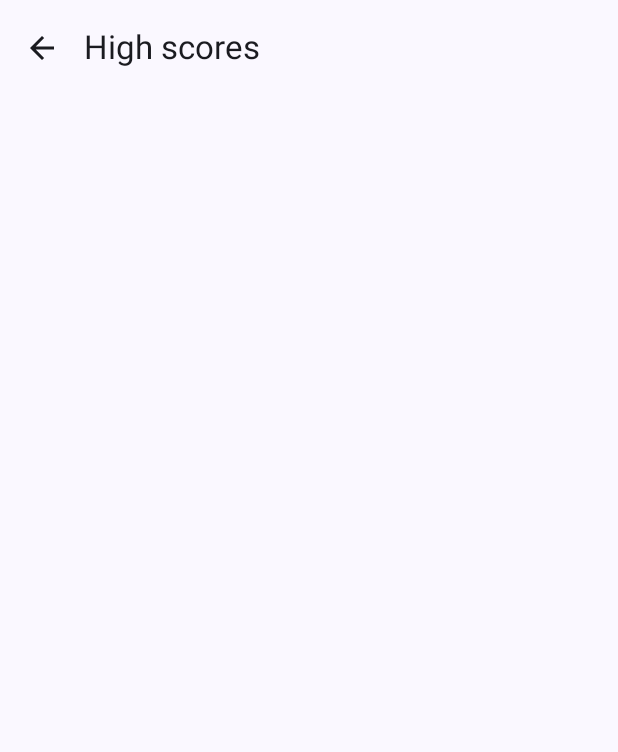
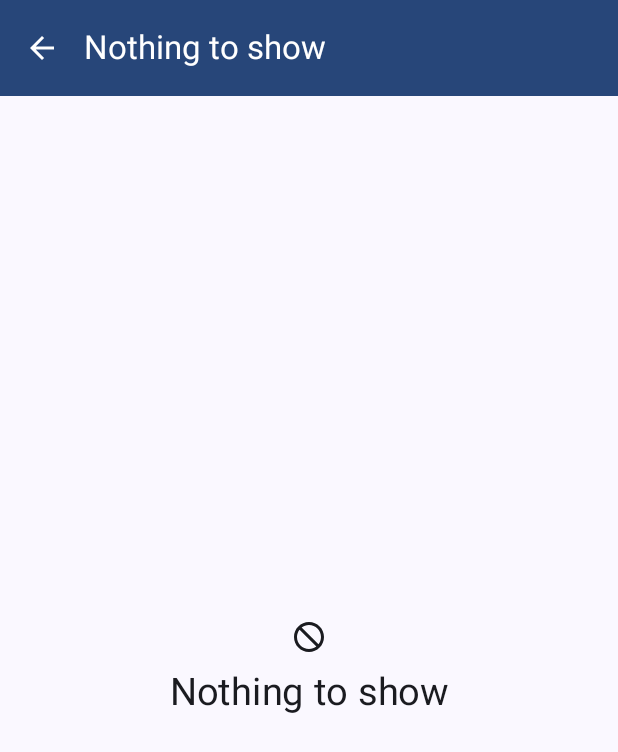
Before and after one commit to isfzade/SpoonsGame, an Android app built with Jetpack Compose: the ScoresScreen screen opened through its navigation route, on a phone screen of 412 x 824 dp. Before the commit the part shown is almost empty. Shown: the top 752 px of the screen. Run offline under Robolectric (Android 15) with nearby library versions, the phone set to English and light mode, and no system bars; our stand-ins replace Dagger/Hilt's generated code, Room's generated code.

Commit message:
Nothing to show

```diff
--- a/app/src/main/java/az/isfan/spoonsgame/screens/common/LoadingScreen.kt
+++ b/app/src/main/java/az/isfan/spoonsgame/screens/common/LoadingScreen.kt
@@ -38,12 +38,12 @@ fun LoadingScreen() {
             fontSize = 25.sp,
         )
 
-        LinearProgressIndicator(
-            modifier = Modifier
-                .fillMaxWidth()
-                .padding(start = 20.dp, end = 20.dp),
-            color = TopBarColor,
-            trackColor = Color.Transparent
-        )
+//        LinearProgressIndicator(
+//            modifier = Modifier
+//                .fillMaxWidth()
+//                .padding(start = 20.dp, end = 20.dp),
+//            color = TopBarColor,
+//            trackColor = Color.Transparent
+//        )
     }
 }
--- /dev/null
+++ b/app/src/main/java/az/isfan/spoonsgame/screens/common/NothingToShowScreen.kt
@@ -0,0 +1,72 @@
+package az.isfan.spoonsgame.screens.common
+
+import androidx.compose.foundation.layout.Arrangement
+import androidx.compose.foundation.layout.Box
+import androidx.compose.foundation.layout.Column
+import androidx.compose.foundation.layout.fillMaxSize
+import androidx.compose.foundation.layout.fillMaxWidth
+import androidx.compose.foundation.layout.padding
+import androidx.compose.material.icons.Icons
+import androidx.compose.material.icons.filled.ArrowBack
+import androidx.compose.material.icons.filled.NotInterested
+import androidx.compose.material3.ExperimentalMaterial3Api
+import androidx.compose.material3.Icon
+import androidx.compose.material3.IconButton
+import androidx.compose.material3.Scaffold
+import androidx.compose.material3.Text
+import androidx.compose.material3.TopAppBar
+import androidx.compose.runtime.Composable
+import androidx.compose.ui.Alignment
+import androidx.compose.ui.Modifier
+import androidx.compose.ui.res.stringResource
+import androidx.compose.ui.text.style.TextAlign
+import androidx.compose.ui.unit.dp
+import androidx.compose.ui.unit.sp
+import androidx.navigation.NavController
+import az.isfan.spoonsgame.R
+import az.isfan.spoonsgame.screens.scores.components.ItemsInScores
+
+@Composable
+@ExperimentalMaterial3Api
+fun NothingToShowScreen(
+    onBackButtonClick: () -> Unit,
+) {
+    Scaffold(
+        modifier = Modifier
+            .fillMaxWidth(),
+        topBar = {
+            TopBarScreen(
+                title = stringResource(R.string.nothing_to_show),
+                showBackButton = true,
+                onBackButtonClick = onBackButtonClick
+            )
+        }
+    ) { padding ->
+        Box(
+            modifier = Modifier
+                .padding(padding)
+                .fillMaxWidth()
+        ) {
+            Column(
+                modifier = Modifier
+                    .fillMaxSize(),
+                horizontalAlignment = Alignment.CenterHorizontally,
+                verticalArrangement = Arrangement.spacedBy(
+                    space = 10.dp,
+                    alignment = Alignment.CenterVertically
+                )
+            ) {
+                Icon(
+                    imageVector = Icons.Default.NotInterested,
+                    contentDescription = "nothingToShow"
+                )
+
+                Text(
+                    text = stringResource(R.string.nothing_to_show),
+                    textAlign = TextAlign.Center,
+                    fontSize = 25.sp,
+                )
+            }
+        }
+    }
+}
--- a/app/src/main/java/az/isfan/spoonsgame/screens/game/GameScreen.kt
+++ b/app/src/main/java/az/isfan/spoonsgame/screens/game/GameScreen.kt
@@ -16,6 +16,8 @@ import androidx.lifecycle.compose.collectAsStateWithLifecycle
 import androidx.navigation.NavHostController
 import az.isfan.spoonsgame.R
 import az.isfan.spoonsgame.general.Cavab
+import az.isfan.spoonsgame.screens.common.LoadingScreen
+import az.isfan.spoonsgame.screens.common.NothingToShowScreen
 import az.isfan.spoonsgame.screens.game.components.GameContent
 import az.isfan.spoonsgame.viewmodels.GameViewModel
 
@@ -93,8 +95,12 @@ fun GameSetupLogic(
                 },
             )
         }
-        is Cavab.Loading -> CircularProgressIndicator()
-        else -> Unit
+        is Cavab.Loading -> LoadingScreen()
+        else -> {
+            NothingToShowScreen {
+                navController.navigateUp()
+            }
+        }
     }
 
     SaveGame(viewModel = viewModel)
--- a/app/src/main/java/az/isfan/spoonsgame/screens/menu/components/ItemInMenu.kt
+++ b/app/src/main/java/az/isfan/spoonsgame/screens/menu/components/ItemInMenu.kt
@@ -31,7 +31,7 @@ fun ItemInMenu(
         ) {
             Icon(
                 imageVector = icon,
-                contentDescription = text,
+                contentDescription = "buttonLogo",
             )
 
             Text(
--- a/app/src/main/java/az/isfan/spoonsgame/screens/scores/ScoresScreen.kt
+++ b/app/src/main/java/az/isfan/spoonsgame/screens/scores/ScoresScreen.kt
@@ -9,6 +9,7 @@ import androidx.lifecycle.compose.collectAsStateWithLifecycle
 import androidx.navigation.NavHostController
 import az.isfan.spoonsgame.general.Cavab
 import az.isfan.spoonsgame.screens.common.LoadingScreen
+import az.isfan.spoonsgame.screens.common.NothingToShowScreen
 import az.isfan.spoonsgame.screens.scores.components.ScoresContent
 import az.isfan.spoonsgame.viewmodels.ScoresViewModel
 
@@ -30,6 +31,10 @@ fun ScoresScreen(
             )
         }
         is Cavab.Loading -> LoadingScreen()
-        else -> Unit
+        else -> {
+            NothingToShowScreen {
+                navController.navigateUp()
+            }
+        }
     }
 }
--- a/app/src/main/java/az/isfan/spoonsgame/viewmodels/ScoresViewModel.kt
+++ b/app/src/main/java/az/isfan/spoonsgame/viewmodels/ScoresViewModel.kt
@@ -9,6 +9,7 @@ import az.isfan.spoonsgame.data.models.GameData
 import az.isfan.spoonsgame.general.Cavab
 import dagger.hilt.android.lifecycle.HiltViewModel
 import kotlinx.coroutines.Dispatchers
+import kotlinx.coroutines.delay
 import kotlinx.coroutines.flow.MutableStateFlow
 import kotlinx.coroutines.flow.asStateFlow
 import kotlinx.coroutines.flow.update
@@ -25,7 +26,6 @@ class ScoresViewModel @Inject constructor(
     private val _games = MutableStateFlow<Cavab<List<GameData>>>(Cavab.StandBy)
     val games = _games.asStateFlow()
 
-
     init {
         Log.i(TAG, "init: ")
         loadGames()
@@ -36,11 +36,11 @@ class ScoresViewModel @Inject constructor(
             _games.update {
                 Cavab.Loading
             }
-
             val loadedGames = withContext(Dispatchers.IO) {
                 repo.getAllFinishedGames()
             }
 
+            if (loadedGames.isNotEmpty()) {
                 _games.update {
                     Cavab.Success(
                         loadedGames.filter { it.status == GameStatusEnum.WON }
@@ -50,5 +50,7 @@ class ScoresViewModel @Inject constructor(
                     )
                 }
             }
+            else _games.update { Cavab.StandBy }
         }
     }
+}
--- a/app/src/main/res/values/strings.xml
+++ b/app/src/main/res/values/strings.xml
@@ -14,5 +14,6 @@
     <string name="rounds">Rounds</string>
     <string name="result">Result</string>
     <string name="loading">Loading</string>
+    <string name="nothing_to_show">Nothing to show</string>
     <string name="dev_info">This game was developed by Isfandiyar Rashidzade as part of the TestDevLab seniority level assignment under the supervision of Edijs Gorbunovs in 2024.</string>
 </resources>
```
Lines whose indentation alone changed are shown as unchanged.
